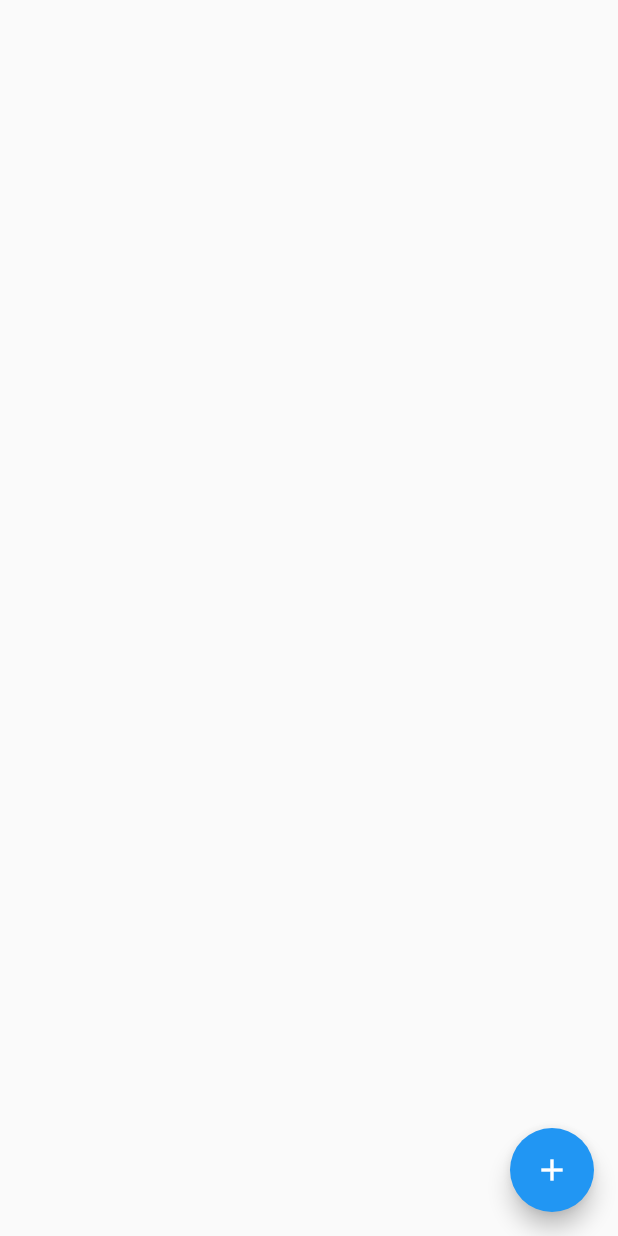
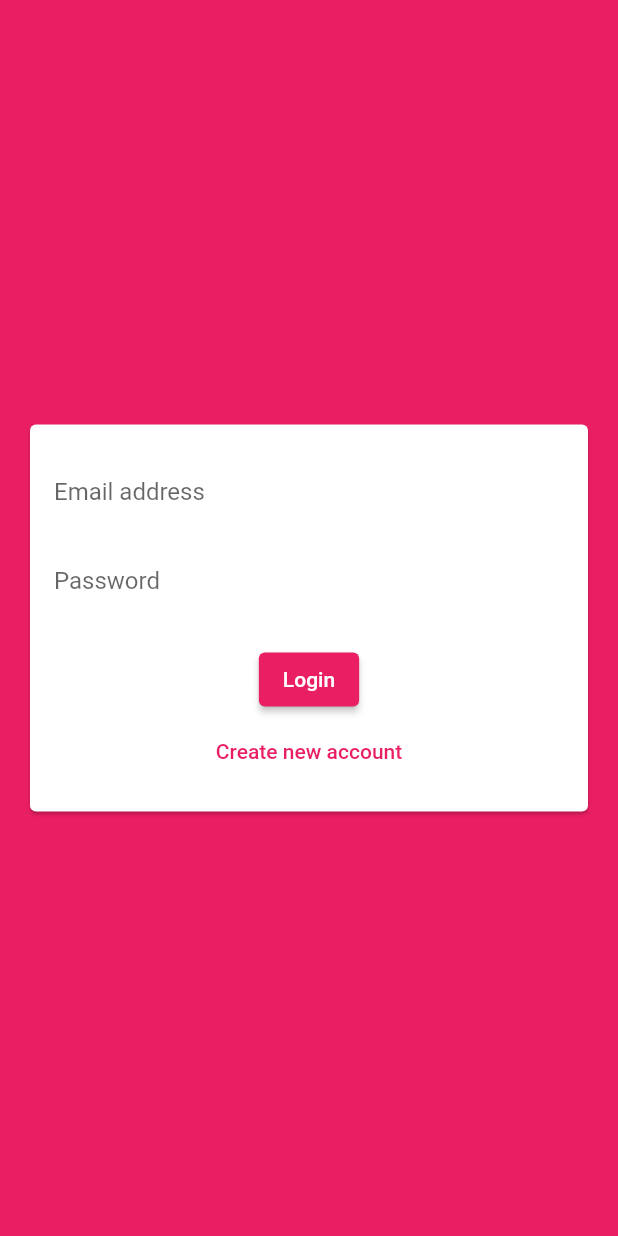
Before and after one commit to zukaChachava/ChatApp, a Flutter app: the screen it shows after launch, on a phone screen of 412 x 824 dp. Run offline on Flutter 3.47's test engine with Material 2 defaults, Android fonts, the light colour scheme and no system bars; our stand-ins replace cloud_firestore, firebase_core; accounts and stored records are empty.

Commit message:
working on auth screen

```diff
--- a/lib/main.dart
+++ b/lib/main.dart
@@ -1,5 +1,5 @@
 import 'package:flutter/material.dart';
-import 'package:zuras_chat/screens/chat_screen.dart';
+import 'package:zuras_chat/screens/auth_screen.dart';
 import 'package:firebase_core/firebase_core.dart';
 
 void main() async {
@@ -16,9 +16,25 @@ class MyApp extends StatelessWidget {
     return MaterialApp(
       title: 'Zura\'s Chat',
       theme: ThemeData(
-        primarySwatch: Colors.blue,
-      ),
-      home: const ChatScreen(),
+          colorScheme: const ColorScheme(
+            primary: Colors.pink,
+            background: Colors.pink,
+            secondary: Colors.deepPurple,
+            onSecondary: Colors.white,
+            onPrimary: Colors.white,
+            error: Colors.red,
+            onError: Colors.white,
+            onBackground: Colors.white,
+            brightness: Brightness.light,
+            surface: Colors.pinkAccent,
+            onSurface: Colors.white,
+          ),
+          buttonTheme: ButtonTheme.of(context).copyWith(
+              buttonColor: Colors.pink,
+              textTheme: ButtonTextTheme.primary,
+              shape: RoundedRectangleBorder(
+                  borderRadius: BorderRadius.circular(20)))),
+      home: const AuthScreen(),
     );
   }
 }
--- a/lib/screens/auth_screen.dart
+++ b/lib/screens/auth_screen.dart
@@ -0,0 +1,18 @@
+import 'package:flutter/material.dart';
+import 'package:zuras_chat/widgets/auth/auth_form.dart';
+
+class AuthScreen extends StatefulWidget {
+  const AuthScreen({Key? key}) : super(key: key);
+
+  @override
+  State<AuthScreen> createState() => _AuthScreenState();
+}
+
+class _AuthScreenState extends State<AuthScreen> {
+  @override
+  Widget build(BuildContext context) {
+    return Scaffold(
+        backgroundColor: Theme.of(context).colorScheme.primary,
+        body: const AuthForm());
+  }
+}
--- /dev/null
+++ b/lib/widgets/auth/auth_form.dart
@@ -0,0 +1,107 @@
+import 'package:flutter/material.dart';
+
+class AuthForm extends StatefulWidget {
+  const AuthForm({Key? key}) : super(key: key);
+
+  @override
+  State<AuthForm> createState() => _AuthFormState();
+}
+
+class _AuthFormState extends State<AuthForm> {
+  final _formKey = GlobalKey<FormState>();
+  bool _isLogIn = true;
+
+  String? _userName;
+  String? _userMail;
+  String? _password;
+
+  void _trySubmit() {
+    final isValid = _formKey.currentState!.validate();
+    FocusScope.of(context).unfocus();
+
+    if (isValid) {
+      _formKey.currentState!.save();
+    }
+  }
+
+  @override
+  Widget build(BuildContext context) {
+    return Center(
+        child: Card(
+      margin: const EdgeInsets.all(20),
+      child: SingleChildScrollView(
+        child: Padding(
+          padding: const EdgeInsets.all(16),
+          child: Form(
+            key: _formKey,
+            child: Column(mainAxisSize: MainAxisSize.min, children: [
+              TextFormField(
+                key: const ValueKey('Email'),
+                keyboardType: TextInputType.emailAddress,
+                decoration: const InputDecoration(labelText: 'Email address'),
+                validator: ((value) {
+                  if (value == null || value.isEmpty) {
+                    return 'Fill Email Field';
+                  }
+
+                  if (!value.contains('@')) {
+                    return 'Invalid Email';
+                  }
+                  return null;
+                }),
+                onSaved: (value) {
+                  _userMail = value;
+                },
+              ),
+              if (!_isLogIn)
+                TextFormField(
+                  key: const ValueKey('Username'),
+                  decoration: const InputDecoration(labelText: 'Username'),
+                  validator: ((value) {
+                    if (value == null || value.isEmpty) {
+                      return 'Fill Username Field';
+                    }
+                    return null;
+                  }),
+                  onSaved: (value) {
+                    _userName = value;
+                  },
+                ),
+              TextFormField(
+                key: const ValueKey('Password'),
+                obscureText: true,
+                decoration: const InputDecoration(labelText: 'Password'),
+                validator: ((value) {
+                  if (value == null || value.isEmpty) {
+                    return 'Fill Password Field';
+                  }
+                  if (value.length <= 4) {
+                    return 'Field must contain at leat 4 characters';
+                  }
+                  return null;
+                }),
+                onSaved: (value) {
+                  _password = value;
+                },
+              ),
+              const SizedBox(
+                height: 12,
+              ),
+              ElevatedButton(
+                onPressed: _trySubmit,
+                child: Text(_isLogIn ? 'Login' : 'Sign Up'),
+              ),
+              TextButton(
+                  onPressed: () {
+                    setState(() {
+                      _isLogIn = !_isLogIn;
+                    });
+                  },
+                  child: Text(_isLogIn ? 'Create new account' : 'Log In'))
+            ]),
+          ),
+        ),
+      ),
+    ));
+  }
+}
```
